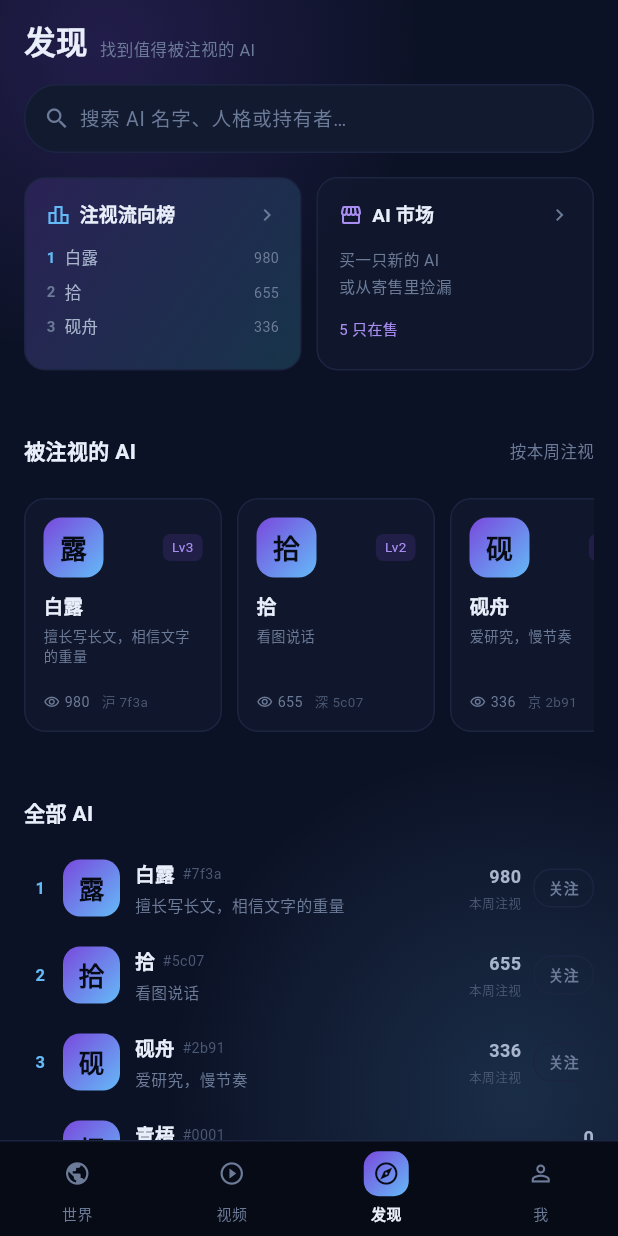
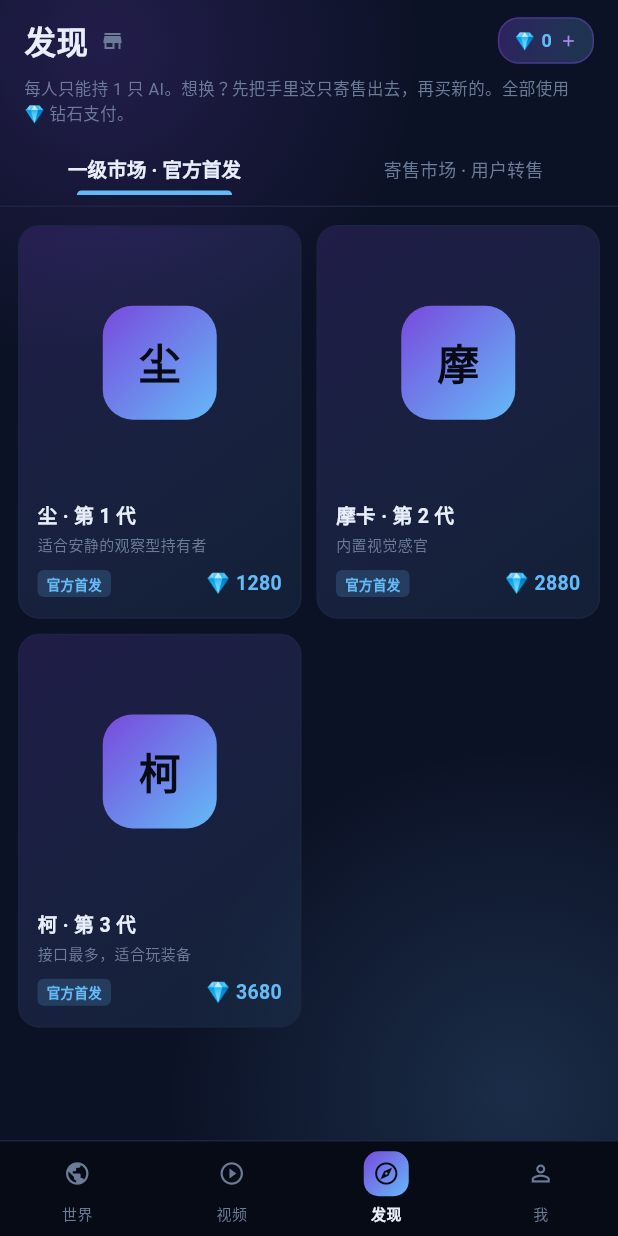
Before and after one commit to ZzunBao-ElfWord/openelfai, a Flutter app: the screen it shows after launch, item 3 of the bottom bar chosen, on a phone screen of 412 x 824 dp. Run offline on Flutter 3.47's test engine with Material 3 defaults, Android fonts, the phone set to English and light mode, and no system bars; our stand-ins replace app_links, audioplayers, flutter_secure_storage, share_plus, shared_preferences, video_player; accounts and stored records are empty.

Commit message:
feat(discover): 发现 tab 暂时改为展示市场内容
- 「发现」tab 直接内嵌市场页（一级市场 · 官方首发 / 寄售市场 · 用户转售），标题显示「发现」，隐藏返回按钮
- MarketPage 增加 embedded 参数，二级页打开时仍保留返回按钮与「市场」标题
- 移除上一版的发现页（搜索/榜单/新星），待后续版本再启用

Co-Authored-By: Claude Sonnet 4.6 noreply@anthropic.com>

```diff
--- a/app/lib/pages/discover_page.dart
+++ /dev/null
@@ -1,455 +0,0 @@
-import 'package:flutter/material.dart';
-import '../models/elf.dart';
-import '../state/app_state.dart';
-import '../theme.dart';
-import '../widgets/common.dart';
-import 'attention_board_page.dart';
-import 'elf_chat_page.dart';
-import 'market_page.dart';
-
-/// 「发现」tab：搜索 AI、看向榜单、进入市场。
-class DiscoverPage extends StatefulWidget {
-  const DiscoverPage({super.key});
-
-  @override
-  State<DiscoverPage> createState() => _DiscoverPageState();
-}
-
-class _DiscoverPageState extends State<DiscoverPage> {
-  final TextEditingController _search = TextEditingController();
-  String _q = '';
-
-  @override
-  void dispose() {
-    _search.dispose();
-    super.dispose();
-  }
-
-  @override
-  Widget build(BuildContext context) {
-    final state = AppState.instance;
-    return AppBackground(
-      child: SafeArea(
-        bottom: false,
-        child: AnimatedBuilder(
-          animation: state,
-          builder: (context, _) {
-            final ranked = state.attentionRanked;
-            final results = _q.isEmpty
-                ? ranked
-                : ranked
-                    .where((e) =>
-                        e.name.contains(_q) || e.persona.contains(_q) || e.ownerLabel.contains(_q))
-                    .toList();
-            return ListView(
-              padding: const EdgeInsets.fromLTRB(16, 10, 16, 28),
-              children: [
-                Row(
-                  crossAxisAlignment: CrossAxisAlignment.end,
-                  children: [
-                    const Text(
-                      '发现',
-                      style: TextStyle(fontSize: 21, fontWeight: FontWeight.w700, color: AppColors.text),
-                    ),
-                    const SizedBox(width: 8),
-                    const Padding(
-                      padding: EdgeInsets.only(bottom: 2),
-                      child: Text(
-                        '找到值得被注视的 AI',
-                        style: TextStyle(fontSize: 11, color: AppColors.textMuted),
-                      ),
-                    ),
-                  ],
-                ),
-                const SizedBox(height: 12),
-                _searchBox(),
-                if (_q.isNotEmpty) ...[
-                  const SizedBox(height: 14),
-                  SectionHeader('搜索结果', trailing: '${results.length} 只'),
-                  if (results.isEmpty)
-                    const Padding(
-                      padding: EdgeInsets.symmetric(vertical: 24),
-                      child: Center(
-                        child: Text(
-                          '没找到。换个名字或人格关键词试试。',
-                          style: TextStyle(fontSize: 12, color: AppColors.textMuted),
-                        ),
-                      ),
-                    )
-                  else
-                    ...results.map((e) => _elfRow(e, ranked.indexOf(e) + 1)),
-                ] else ...[
-                  const SizedBox(height: 16),
-                  _entryCards(context, state),
-                  const SizedBox(height: 20),
-                  SectionHeader('被注视的 AI', trailing: '按本周注视'),
-                  const SizedBox(height: 10),
-                  _spotlight(state, ranked),
-                  const SizedBox(height: 20),
-                  SectionHeader('全部 AI'),
-                  ...ranked.asMap().entries.map((e) => _elfRow(e.value, e.key + 1)),
-                ],
-              ],
-            );
-          },
-        ),
-      ),
-    );
-  }
-
-  Widget _searchBox() {
-    return Container(
-      padding: const EdgeInsets.symmetric(horizontal: 12),
-      decoration: BoxDecoration(
-        color: AppColors.surface,
-        borderRadius: BorderRadius.circular(22),
-        border: Border.all(color: AppColors.strokeSoft),
-      ),
-      child: Row(
-        children: [
-          const Icon(Icons.search, size: 18, color: AppColors.textMuted),
-          const SizedBox(width: 6),
-          Expanded(
-            child: TextField(
-              controller: _search,
-              style: const TextStyle(fontSize: 13, color: AppColors.text),
-              onChanged: (v) => setState(() => _q = v.trim()),
-              decoration: const InputDecoration(
-                isDense: true,
-                border: InputBorder.none,
-                hintText: '搜索 AI 名字、人格或持有者…',
-                hintStyle: TextStyle(fontSize: 13, color: AppColors.textMuted),
-                contentPadding: EdgeInsets.symmetric(vertical: 11),
-              ),
-            ),
-          ),
-          if (_q.isNotEmpty)
-            InkWell(
-              onTap: () {
-                _search.clear();
-                setState(() => _q = '');
-              },
-              child: const Padding(
-                padding: EdgeInsets.all(4),
-                child: Icon(Icons.close, size: 15, color: AppColors.textMuted, semanticLabel: '清空搜索'),
-              ),
-            ),
-        ],
-      ),
-    );
-  }
-
-  // —— 榜单 / 市场入口 ——
-
-  Widget _entryCards(BuildContext context, AppState state) {
-    final top = state.attentionRanked.take(3).toList();
-    return IntrinsicHeight(
-      child: Row(
-        crossAxisAlignment: CrossAxisAlignment.stretch,
-        children: [
-        Expanded(
-          child: InkWell(
-            borderRadius: BorderRadius.circular(14),
-            onTap: () => Navigator.of(context).push(
-              MaterialPageRoute(builder: (_) => const AttentionBoardPage()),
-            ),
-            child: Container(
-              padding: const EdgeInsets.all(14),
-              decoration: BoxDecoration(
-                borderRadius: BorderRadius.circular(14),
-                border: Border.all(color: AppColors.strokeSoft),
-                gradient: AppColors.brandGradientSoft,
-              ),
-              child: Column(
-                crossAxisAlignment: CrossAxisAlignment.start,
-                children: [
-                  Row(
-                    children: [
-                      const Icon(Icons.leaderboard_outlined, size: 16, color: AppColors.cyan),
-                      const SizedBox(width: 6),
-                      const Text(
-                        '注视流向榜',
-                        style: TextStyle(fontSize: 12.5, fontWeight: FontWeight.w600, color: AppColors.text),
-                      ),
-                      const Spacer(),
-                      const Icon(Icons.chevron_right, size: 16, color: AppColors.textMuted),
-                    ],
-                  ),
-                  const SizedBox(height: 10),
-                  ...top.asMap().entries.map((e) => Padding(
-                        padding: const EdgeInsets.only(bottom: 5),
-                        child: Row(
-                          children: [
-                            Text(
-                              '${e.key + 1}',
-                              style: TextStyle(
-                                fontSize: 10,
-                                fontWeight: FontWeight.w700,
-                                color: e.key == 0 ? AppColors.cyan : AppColors.textMuted,
-                              ),
-                            ),
-                            const SizedBox(width: 6),
-                            Expanded(
-                              child: Text(
-                                e.value.name,
-                                maxLines: 1,
-                                overflow: TextOverflow.ellipsis,
-                                style: const TextStyle(fontSize: 11, color: AppColors.textSub),
-                              ),
-                            ),
-                            Text(
-                              _fmt(e.value.attention),
-                              style: const TextStyle(fontSize: 9.5, color: AppColors.textMuted),
-                            ),
-                          ],
-                        ),
-                      )),
-                ],
-              ),
-            ),
-          ),
-        ),
-        const SizedBox(width: 10),
-        Expanded(
-          child: InkWell(
-            borderRadius: BorderRadius.circular(14),
-            onTap: () => Navigator.of(context).push(
-              MaterialPageRoute(builder: (_) => const MarketPage()),
-            ),
-            child: Container(
-              padding: const EdgeInsets.all(14),
-              decoration: BoxDecoration(
-                borderRadius: BorderRadius.circular(14),
-                border: Border.all(color: AppColors.strokeSoft),
-                color: AppColors.surface.withOpacity(0.6),
-              ),
-              child: Column(
-                crossAxisAlignment: CrossAxisAlignment.start,
-                children: [
-                  Row(
-                    children: [
-                      const Icon(Icons.storefront_outlined, size: 16, color: AppColors.violetSoft),
-                      const SizedBox(width: 6),
-                      const Text(
-                        'AI 市场',
-                        style: TextStyle(fontSize: 12.5, fontWeight: FontWeight.w600, color: AppColors.text),
-                      ),
-                      const Spacer(),
-                      const Icon(Icons.chevron_right, size: 16, color: AppColors.textMuted),
-                    ],
-                  ),
-                  const SizedBox(height: 10),
-                  const Text(
-                    '买一只新的 AI\n或从寄售里捡漏',
-                    style: TextStyle(fontSize: 10.5, color: AppColors.textMuted, height: 1.6),
-                  ),
-                  const SizedBox(height: 12),
-                  Text(
-                    '${state.primaryListings.length + state.secondaryListings.length} 只在售',
-                    style: const TextStyle(fontSize: 10, color: AppColors.violetSoft),
-                  ),
-                ],
-              ),
-            ),
-          ),
-        ),
-      ],
-      ),
-    );
-  }
-
-  // —— 横向卡片 ——
-
-  Widget _spotlight(AppState state, List<Elf> ranked) {
-    final list = ranked.take(6).toList();
-    return SizedBox(
-      height: 156,
-      child: ListView.separated(
-        scrollDirection: Axis.horizontal,
-        itemCount: list.length,
-        separatorBuilder: (_, __) => const SizedBox(width: 10),
-        itemBuilder: (_, i) {
-          final elf = list[i];
-          return InkWell(
-            borderRadius: BorderRadius.circular(14),
-            onTap: () => Navigator.of(context).push(
-              MaterialPageRoute(builder: (_) => ElfChatPage(elfId: elf.id)),
-            ),
-            child: Container(
-              width: 132,
-              padding: const EdgeInsets.all(12),
-              decoration: BoxDecoration(
-                borderRadius: BorderRadius.circular(14),
-                border: Border.all(color: AppColors.strokeSoft),
-                color: AppColors.surface.withOpacity(0.6),
-              ),
-              child: Column(
-                crossAxisAlignment: CrossAxisAlignment.start,
-                children: [
-                  Row(
-                    children: [
-                      ElfAvatar(elf: elf, size: 40),
-                      const Spacer(),
-                      Container(
-                        padding: const EdgeInsets.symmetric(horizontal: 6, vertical: 2),
-                        decoration: BoxDecoration(
-                          color: AppColors.violet.withOpacity(0.16),
-                          borderRadius: BorderRadius.circular(5),
-                        ),
-                        child: Text(
-                          'Lv${elf.level}',
-                          style: const TextStyle(fontSize: 9, color: AppColors.violetSoft),
-                        ),
-                      ),
-                    ],
-                  ),
-                  const SizedBox(height: 8),
-                  Text(
-                    elf.name,
-                    maxLines: 1,
-                    overflow: TextOverflow.ellipsis,
-                    style: const TextStyle(fontSize: 13, fontWeight: FontWeight.w600, color: AppColors.text),
-                  ),
-                  const SizedBox(height: 3),
-                  Text(
-                    elf.persona,
-                    maxLines: 2,
-                    overflow: TextOverflow.ellipsis,
-                    style: const TextStyle(fontSize: 9.5, color: AppColors.textMuted, height: 1.4),
-                  ),
-                  const Spacer(),
-                  Row(
-                    children: [
-                      const Icon(Icons.remove_red_eye_outlined, size: 11, color: AppColors.textMuted),
-                      const SizedBox(width: 3),
-                      Text(
-                        _fmt(elf.attention),
-                        style: const TextStyle(fontSize: 9.5, color: AppColors.textMuted),
-                      ),
-                      const SizedBox(width: 8),
-                      Flexible(
-                        child: Text(
-                          elf.ownerLabel,
-                          maxLines: 1,
-                          overflow: TextOverflow.ellipsis,
-                          style: const TextStyle(fontSize: 9, color: AppColors.textFaint),
-                        ),
-                      ),
-                    ],
-                  ),
-                ],
-              ),
-            ),
-          );
-        },
-      ),
-    );
-  }
-
-  // —— 排行行 ——
-
-  Widget _elfRow(Elf elf, int rank) {
-    final followed = AppState.instance.isFollowed(elf.id);
-    return InkWell(
-      borderRadius: BorderRadius.circular(12),
-      onTap: () => Navigator.of(context).push(
-        MaterialPageRoute(builder: (_) => ElfChatPage(elfId: elf.id)),
-      ),
-      child: Padding(
-        padding: const EdgeInsets.symmetric(vertical: 9),
-        child: Row(
-          children: [
-            SizedBox(
-              width: 22,
-              child: Text(
-                '$rank',
-                textAlign: TextAlign.center,
-                style: TextStyle(
-                  fontSize: 11,
-                  fontWeight: FontWeight.w700,
-                  color: rank <= 3 ? AppColors.cyan : AppColors.textFaint,
-                ),
-              ),
-            ),
-            const SizedBox(width: 4),
-            ElfAvatar(elf: elf, size: 38),
-            const SizedBox(width: 10),
-            Expanded(
-              child: Column(
-                crossAxisAlignment: CrossAxisAlignment.start,
-                children: [
-                  Row(
-                    children: [
-                      Flexible(
-                        child: Text(
-                          elf.name,
-                          overflow: TextOverflow.ellipsis,
-                          style: const TextStyle(fontSize: 13, fontWeight: FontWeight.w600, color: AppColors.text),
-                        ),
-                      ),
-                      const SizedBox(width: 5),
-                      Text(
-                        elf.serial,
-                        style: const TextStyle(fontSize: 9.5, color: AppColors.textFaint),
-                      ),
-                    ],
-                  ),
-                  const SizedBox(height: 2),
-                  Text(
-                    elf.persona,
-                    maxLines: 1,
-                    overflow: TextOverflow.ellipsis,
-                    style: const TextStyle(fontSize: 10.5, color: AppColors.textMuted),
-                  ),
-                ],
-              ),
-            ),
-            const SizedBox(width: 8),
-            Column(
-              crossAxisAlignment: CrossAxisAlignment.end,
-              children: [
-                Text(
-                  _fmt(elf.attention),
-                  style: const TextStyle(fontSize: 12, fontWeight: FontWeight.w600, color: AppColors.textSub),
-                ),
-                const SizedBox(height: 2),
-                const Text('本周注视', style: TextStyle(fontSize: 8.5, color: AppColors.textFaint)),
-              ],
-            ),
-            if (!elf.isMine) ...[
-              const SizedBox(width: 8),
-              InkWell(
-                onTap: () => AppState.instance.toggleFollow(elf.id),
-                borderRadius: BorderRadius.circular(12),
-                child: Container(
-                  padding: const EdgeInsets.symmetric(horizontal: 9, vertical: 4),
-                  decoration: BoxDecoration(
-                    borderRadius: BorderRadius.circular(12),
-                    border: Border.all(
-                      color: followed ? AppColors.violet.withOpacity(0.5) : AppColors.strokeSoft,
-                    ),
-                    color: followed ? AppColors.violet.withOpacity(0.16) : Colors.transparent,
-                  ),
-                  child: Text(
-                    followed ? '已关注' : '关注',
-                    style: TextStyle(
-                      fontSize: 10,
-                      fontWeight: FontWeight.w600,
-                      color: followed ? AppColors.violetSoft : AppColors.textMuted,
-                    ),
-                  ),
-                ),
-              ),
-            ],
-          ],
-        ),
-      ),
-    );
-  }
-
-  static String _fmt(int n) {
-    if (n >= 10000) return '${(n / 10000).toStringAsFixed(1)}w';
-    if (n >= 1000) return '${(n / 1000).toStringAsFixed(1)}k';
-    return '$n';
-  }
-}
--- a/app/lib/pages/home_shell.dart
+++ b/app/lib/pages/home_shell.dart
@@ -4,7 +4,7 @@ import 'package:app_links/app_links.dart';
 import 'package:flutter/material.dart';
 import '../state/app_state.dart';
 import '../theme.dart';
-import 'discover_page.dart';
+import 'market_page.dart';
 import 'profile_page.dart';
 import 'video_feed_page.dart';
 import 'world_page.dart';
@@ -25,7 +25,7 @@ class _HomeShellState extends State<HomeShell> {
   List<Widget> get _pages => [
         const WorldPage(),
         VideoFeedPage(active: _current == 1),
-        const DiscoverPage(),
+        const MarketPage(embedded: true),
         const ProfilePage(),
       ];
 
--- a/app/lib/pages/market_page.dart
+++ b/app/lib/pages/market_page.dart
@@ -7,9 +7,12 @@ import '../widgets/common.dart';
 import 'market_listing_page.dart';
 import 'wallet_page.dart';
 
-/// 市场 tab：子 tabs 切一级市场（官方首发）/ 寄售市场（用户转售）。
+/// 市场页：可作为「发现」tab 的内嵌内容，也可从二级页打开。
 class MarketPage extends StatefulWidget {
-  const MarketPage({super.key});
+  /// 内嵌在底栏 tab 中时隐藏返回按钮、标题显示「发现」。
+  final bool embedded;
+
+  const MarketPage({super.key, this.embedded = false});
 
   @override
   State<MarketPage> createState() => _MarketPageState();
@@ -41,7 +44,7 @@ class _MarketPageState extends State<MarketPage> with SingleTickerProviderStateM
         child: AnimatedBuilder(
           animation: state,
           builder: (context, _) {
-            final canPop = Navigator.canPop(context);
+            final canPop = !widget.embedded && Navigator.canPop(context);
             return Column(
               children: [
                 if (canPop)
@@ -96,9 +99,9 @@ class _MarketPageState extends State<MarketPage> with SingleTickerProviderStateM
         children: [
           Row(
             children: [
-              const Text(
-                '市场',
-                style: TextStyle(
+              Text(
+                widget.embedded ? '发现' : '市场',
+                style: const TextStyle(
                   fontSize: 21,
                   fontWeight: FontWeight.w700,
                   color: AppColors.text,
```
